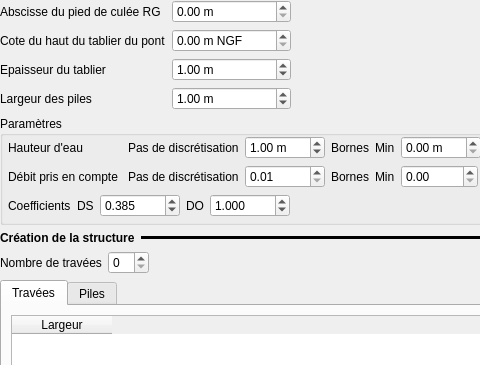
First picture: the form in ui/structures/ui_borda_pc.ui, repository Artelia/Mascaret, before the edit; both pictures show x 0 to 480 and y 0 to 365 of the 641 by 679 pixel window.
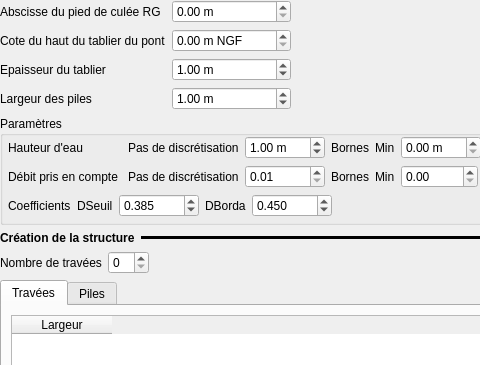
Second picture: the form after the edit.

Commit message:
borda and orifice work
add gui borda
fixed orifice law
fixed borda law

```diff
--- a/ui/structures/ui_borda_pc.ui
+++ b/ui/structures/ui_borda_pc.ui
@@ -390,7 +390,7 @@
         <item>
          <widget class="QLabel" name="label_37">
           <property name="text">
-           <string>DS</string>
+           <string>DSeuil</string>
           </property>
          </widget>
         </item>
@@ -416,7 +416,7 @@
         <item>
          <widget class="QLabel" name="label_38">
           <property name="text">
-           <string>DO</string>
+           <string>DBorda</string>
           </property>
          </widget>
         </item>
@@ -435,7 +435,7 @@
            <double>10000.000000000000000</double>
           </property>
           <property name="value">
-           <double>1.000000000000000</double>
+           <double>0.450000000000000</double>
           </property>
          </widget>
         </item>
```
Left out of the diff: 5 changed lines with no effect on the pictures. The commit also changes 10 other files.
